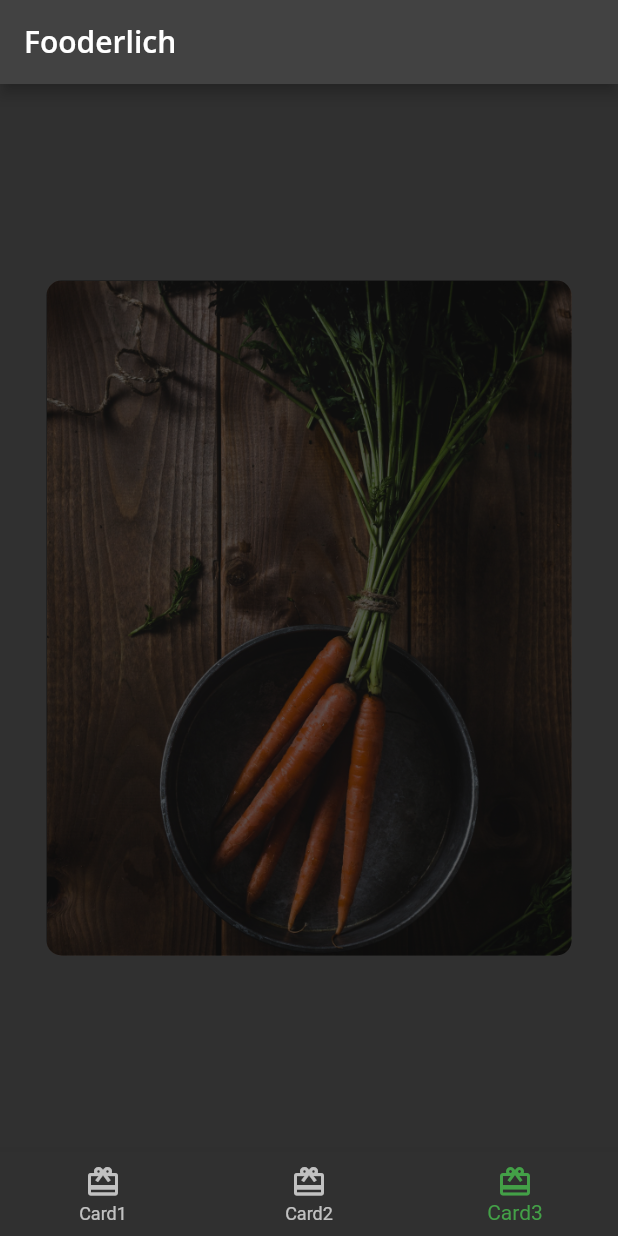
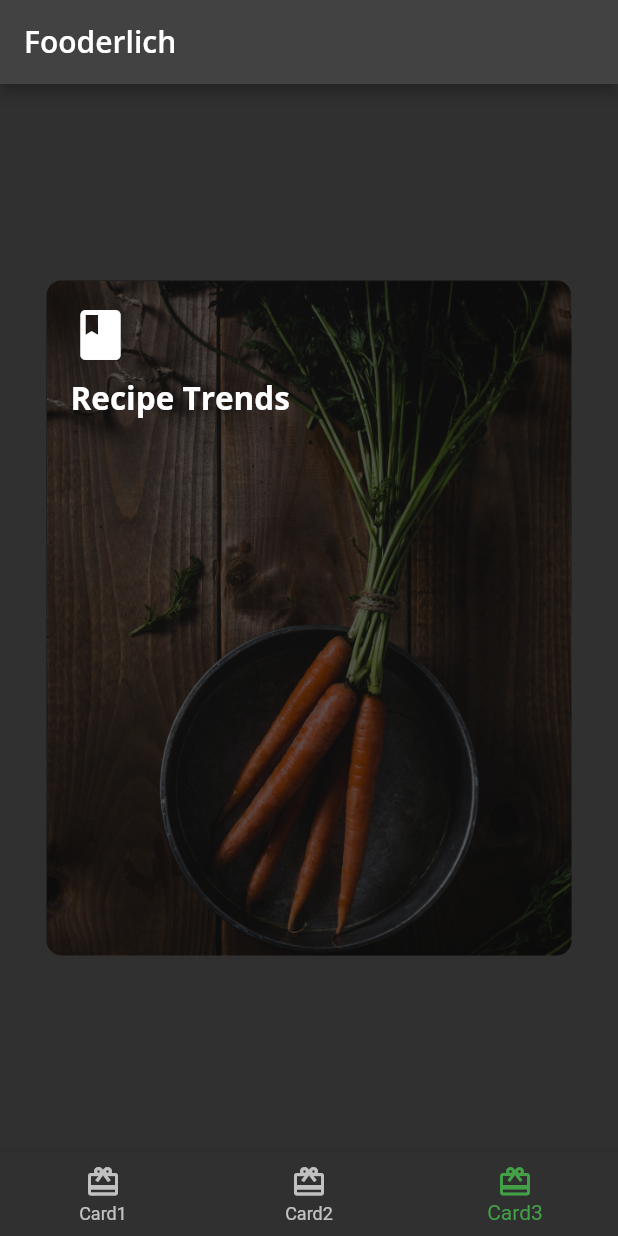
Before and after one commit to amrhesham95/flutter_fooderlich, a Flutter app: the screen it shows after launch, item 3 of the bottom bar chosen, on a phone screen of 412 x 824 dp. Run offline on Flutter 3.47's test engine with Material 2 defaults, Android fonts, the phone set to English and light mode, and no system bars; our stand-ins replace google_fonts.

Commit message:
Composing the header

```diff
--- a/lib/card3.dart
+++ b/lib/card3.dart
@@ -1,4 +1,6 @@
 import 'package:flutter/material.dart';
+
+import 'fooderlich_theme.dart';
 
 class Card3 extends StatelessWidget {
   const Card3({Key? key}) : super(key: key);
@@ -16,7 +18,6 @@ class Card3 extends StatelessWidget {
         ),
         child: Stack(
           children: [
-            // TODO 5: add dark overlay BoxDecoration
             Container(
               decoration: BoxDecoration(
                 color: Colors.black.withOpacity(0.6),
@@ -24,6 +25,20 @@ class Card3 extends StatelessWidget {
               ),
             ),
             // TODO 6: Add Container, Column, Icon and Text
+            Container(
+              padding: const EdgeInsets.all(16),
+              child: Column(
+                crossAxisAlignment: CrossAxisAlignment.start,
+                children: [
+                  const Icon(Icons.book, color: Colors.white, size: 40),
+                  const SizedBox(height: 8),
+                  Text(
+                      'Recipe Trends',
+                      style: FooderlichTheme.darkTextTheme.headline2), // 9
+                  const SizedBox(height: 30),
+                ],
+              ),
+            ),
             // TODO 7: Add Center widget with Chip widge children
           ],
         ),
```
